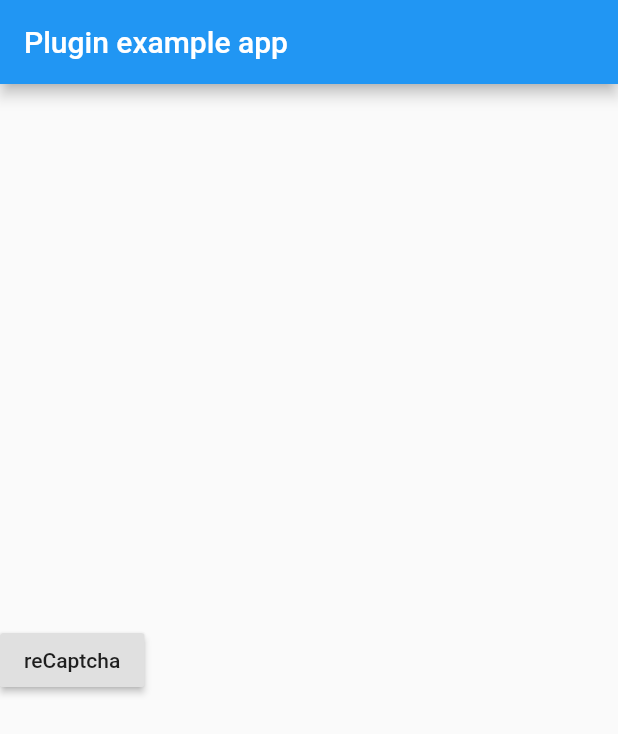
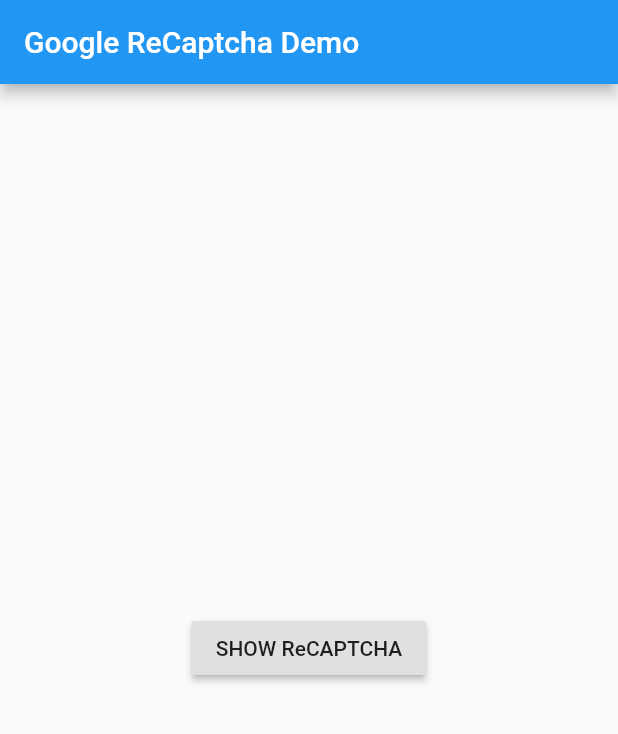
Before and after one commit to alikamal1/flutter_recaptcha_v2, a Flutter app: the screen it shows after launch, on a phone screen of 412 x 824 dp. Shown: the top 734 px of the screen. Run offline on Flutter 3.47's test engine with Material 2 defaults, Android fonts, the phone set to English and light mode, and no system bars; our stand-ins replace webview_flutter.

Commit message:
flutter_recaptcha_v2

```diff
--- a/example/lib/main.dart
+++ b/example/lib/main.dart
@@ -1,42 +1,77 @@
 import 'package:flutter/material.dart';
-import 'package:g_captcha/g_captcha.dart';
-import 'package:fluttertoast/fluttertoast.dart';
+import 'package:flutter_recaptcha_v2/flutter_recaptcha_v2.dart';
 
-// TODO
-const String CAPTCHA_SITE_KEY = "6LcKqfQUAAAAAC1I5Bjg0WI9RMc6wK9gjwG29Nr3";
+void main() => runApp(MyApp());
 
-void main() {
-  runApp(MyApp());
-}
-
-class MyApp extends StatefulWidget {
-  @override
-  _MyAppState createState() => _MyAppState();
-}
-
-class _MyAppState extends State<MyApp> {
+class MyApp extends StatelessWidget {
+  // This widget is the root of your application.
   @override
   Widget build(BuildContext context) {
     return MaterialApp(
-      home: Scaffold(
-          appBar: AppBar(
-            title: const Text('Plugin example app'),
-          ),
-          body: Column(
-            mainAxisAlignment: MainAxisAlignment.center,
-            crossAxisAlignment: CrossAxisAlignment.center,
-            children: <Widget>[
-              RaisedButton(onPressed: _openReCaptcha, child: Text('reCaptcha')),
-            ],
-          )),
+      title: 'Flutter Demo',
+      theme: ThemeData(
+        primarySwatch: Colors.blue,
+      ),
+      home: MyHomePage(title: 'Google ReCaptcha Demo'),
     );
   }
+}
 
-  _openReCaptcha() async {
-    String tokenResult = await GCaptcha.reCaptcha(CAPTCHA_SITE_KEY);
-    print('tokenResult: $tokenResult');
-    Fluttertoast.showToast(msg: tokenResult, timeInSecForIosWeb: 4);
+class MyHomePage extends StatefulWidget {
+  MyHomePage({Key key, this.title}) : super(key: key);
 
-    // setState
+  final String title;
+
+  @override
+  _MyHomePageState createState() => _MyHomePageState();
+}
+
+class _MyHomePageState extends State<MyHomePage> {
+  String verifyResult = "";
+
+  RecaptchaV2Controller recaptchaV2Controller = RecaptchaV2Controller();
+
+  @override
+  Widget build(BuildContext context) {
+    return Scaffold(
+      appBar: AppBar(
+        title: Text(widget.title),
+      ),
+      body: Stack(
+        children: <Widget>[
+          Center(
+            child: Column(
+              mainAxisAlignment: MainAxisAlignment.center,
+              children: <Widget>[
+                RaisedButton(
+                  child: Text("SHOW ReCAPTCHA"),
+                  onPressed: () {
+                    recaptchaV2Controller.show();
+                  },
+                ),
+                Text(verifyResult),
+              ],
+            ),
+          ),
+          RecaptchaV2(
+            apiKey: "6LeCwZYUAAAAAJo8IVvGX9dH65Rw89vxaxErCeou",
+            apiSecret: "6LeCwZYUAAAAAKGahIjwfOARevvRETgvwhPMKCs_",
+            controller: recaptchaV2Controller,
+            onVerifiedError: (err){
+              print(err);
+            },
+            onVerifiedSuccessfully: (success) {
+              setState(() {
+                if (success) {
+                  verifyResult = "You've been verified successfully.";
+                } else {
+                  verifyResult = "Failed to verify.";
+                }
+              });
+            },
+          ),
+        ],
+      ),
+    );
   }
 }
--- /dev/null
+++ b/lib/flutter_recaptcha_v2.dart
@@ -0,0 +1,186 @@
+library flutter_recaptcha_v2;
+
+import 'dart:convert';
+
+import 'package:flutter/foundation.dart';
+import 'package:flutter/material.dart';
+import 'package:http/http.dart' as http;
+import 'package:webview_flutter/webview_flutter.dart';
+
+class RecaptchaV2 extends StatefulWidget {
+  final String apiKey;
+  final String apiSecret;
+  final String pluginURL;
+  final RecaptchaV2Controller controller;
+  bool visibleCancelBottom;
+  String textCancelButtom;
+
+  final ValueChanged<bool>? onVerifiedSuccessfully;
+  final ValueChanged<String>? onVerifiedError;
+
+  RecaptchaV2({
+    required this.apiKey,
+    required this.apiSecret,
+    this.pluginURL: "https://recaptcha-flutter-plugin.firebaseapp.com/",
+    this.visibleCancelBottom: false,
+    this.textCancelButtom: "CANCEL CAPTCHA",
+    RecaptchaV2Controller? controller,
+    this.onVerifiedSuccessfully,
+    this.onVerifiedError,
+  })  : controller = controller ?? RecaptchaV2Controller(),
+        assert(apiKey != null, "Google ReCaptcha API KEY is missing."),
+        assert(apiSecret != null, "Google ReCaptcha API SECRET is missing.");
+
+  @override
+  State<StatefulWidget> createState() => _RecaptchaV2State();
+}
+
+class _RecaptchaV2State extends State<RecaptchaV2> {
+  late RecaptchaV2Controller controller;
+  WebViewController? webViewController;
+
+  void verifyToken(String token) async {
+    String url = "https://www.google.com/recaptcha/api/siteverify";
+    http.Response response = await http.post(Uri.parse(url), body: {
+      "secret": widget.apiSecret,
+      "response": token,
+    });
+
+    if (response.statusCode == 200) {
+      dynamic json = jsonDecode(response.body);
+      if (json['success']) {
+        widget.onVerifiedSuccessfully!(true);
+      } else {
+        widget.onVerifiedSuccessfully!(false);
+        widget.onVerifiedError!(json['error-codes'].toString());
+      }
+    }
+
+    // hide captcha
+    controller.hide();
+  }
+
+  void onListen() {
+    if (controller.visible) {
+      if (webViewController != null) {
+        webViewController!.clearCache();
+        webViewController!.reload();
+      }
+    }
+    setState(() {
+      controller.visible;
+    });
+  }
+
+  @override
+  void initState() {
+    controller = widget.controller;
+    controller.addListener(onListen);
+    super.initState();
+  }
+
+  @override
+  void didUpdateWidget(RecaptchaV2 oldWidget) {
+    if (widget.controller != oldWidget.controller) {
+      oldWidget.controller.removeListener(onListen);
+      controller = widget.controller;
+      controller.removeListener(onListen);
+    }
+    super.didUpdateWidget(oldWidget);
+  }
+
+  @override
+  void dispose() {
+    controller.removeListener(onListen);
+    controller.dispose();
+    super.dispose();
+  }
+
+  @override
+  Widget build(BuildContext context) {
+    return controller.visible
+        ? Stack(
+            children: <Widget>[
+              WebView(
+                initialUrl: "${widget.pluginURL}?api_key=${widget.apiKey}",
+                javascriptMode: JavascriptMode.unrestricted,
+                javascriptChannels: <JavascriptChannel>[
+                  JavascriptChannel(
+                    name: 'RecaptchaFlutterChannel',
+                    onMessageReceived: (JavascriptMessage receiver) {
+                      String _token = receiver.message;
+                      if (_token.contains("verify")) {
+                        _token = _token.substring(7);
+                      }
+                      verifyToken(_token);
+                    },
+                  ),
+                ].toSet(),
+                onWebViewCreated: (_controller) {
+                  webViewController = _controller;
+                },
+              ),
+              Visibility(
+                visible: widget.visibleCancelBottom,
+                child: Align(
+                  alignment: Alignment.bottomCenter,
+                  child: SizedBox(
+                    height: 60,
+                    child: Row(
+                      mainAxisSize: MainAxisSize.max,
+                      children: <Widget>[
+                        Expanded(
+                          child: RaisedButton(
+                            child: Text(widget.textCancelButtom),
+                            onPressed: () {
+                              controller.hide();
+                            },
+                          ),
+                        ),
+                      ],
+                    ),
+                  ),
+                ),
+              ),
+            ],
+          )
+        : Container();
+  }
+}
+
+class RecaptchaV2Controller extends ChangeNotifier {
+  bool isDisposed = false;
+  List<VoidCallback> _listeners = [];
+
+  bool _visible = false;
+  bool get visible => _visible;
+
+  void show() {
+    _visible = true;
+    if (!isDisposed) notifyListeners();
+  }
+
+  void hide() {
+    _visible = false;
+    if (!isDisposed) notifyListeners();
+  }
+
+  @override
+  void dispose() {
+    _listeners = [];
+    isDisposed = true;
+    super.dispose();
+  }
+
+  @override
+  void addListener(listener) {
+    _listeners.add(listener);
+    super.addListener(listener);
+  }
+
+  @override
+  void removeListener(listener) {
+    _listeners.remove(listener);
+    super.removeListener(listener);
+  }
+}
--- a/lib/g_captcha.dart
+++ /dev/null
@@ -1,12 +0,0 @@
-import 'dart:async';
-
-import 'package:flutter/services.dart';
-
-class GCaptcha {
-  static const MethodChannel _channel =
-      const MethodChannel('com.yuanchongyu.g_captcha');
-
-  static Future<String?> reCaptcha(String siteKey) async {
-    return await _channel.invokeMethod("reCaptcha", {"key": siteKey});
-  }
-}
```
Also changed, not shown: example/pubspec.yaml (+23 -22 lines), pubspec.yaml (+15 -24 lines), example/pubspec.lock, pubspec.lock, snapshot.png (deleted), 54 other files.
